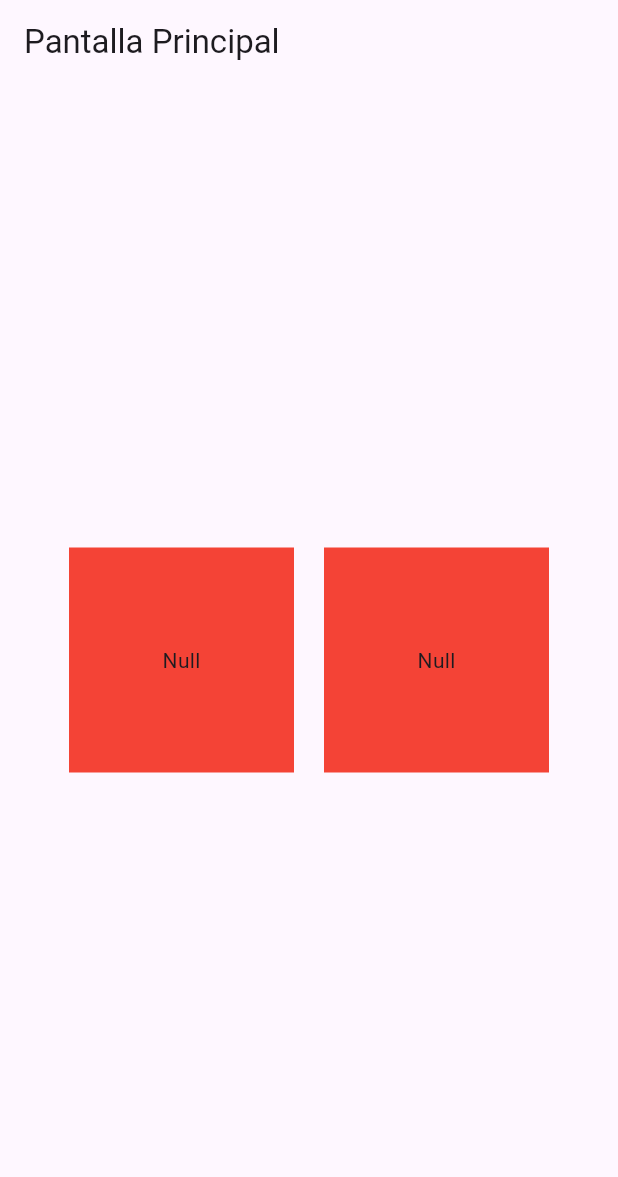
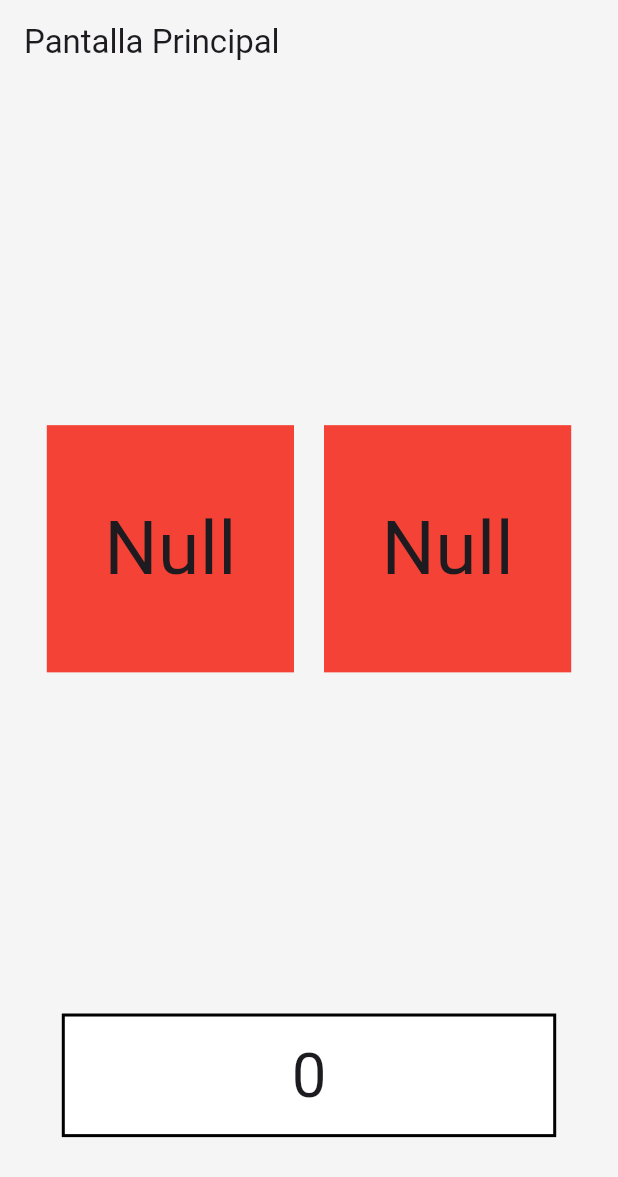
Before and after one commit to mfurniel/dados_app, a Flutter app: the screen it shows after launch, on a phone screen of 412 x 824 dp. Shown: the top 1177 px of the screen. Run offline on Flutter 3.47's test engine with Material 2 defaults, Android fonts, the phone set to English and light mode, and no system bars.

Commit message:
primer avance deacuerdo al diseño, pantalla total agregada abajo y se trata de mantener la resposibidad

```diff
--- a/lib/main.dart
+++ b/lib/main.dart
@@ -12,6 +12,7 @@ class MyApp extends StatelessWidget {
   Widget build(BuildContext context) {
     return MaterialApp(
       title: 'Flutter Demo',
+      debugShowCheckedModeBanner: false,
       theme: ThemeData(
         colorScheme: ColorScheme.fromSeed(seedColor: Colors.deepPurple),
         useMaterial3: true,
--- a/lib/screens/main_screen.dart
+++ b/lib/screens/main_screen.dart
@@ -1,5 +1,7 @@
 import 'package:flutter/material.dart';
 import 'dart:math';
+
+import '../utils/colors.dart';
 
 class MainPage extends StatefulWidget {
   const MainPage({super.key});
@@ -11,13 +13,24 @@ class MainPage extends StatefulWidget {
 class _MainPageState extends State<MainPage> {
   String numDado1 = 'Null';
   String numDado2 = 'Null';
+  int total=0;
+
   @override
   Widget build(BuildContext context) {
+    var alto = MediaQuery.of(context).size.height;
+    var ancho = MediaQuery.of(context).size.width;
+
     return Scaffold(
+      backgroundColor: grisMuyClaro,
       appBar: AppBar(
+        backgroundColor: grisMuyClaro,
         title: const Text('Pantalla Principal'),
       ),
-      body: GestureDetector(
+      body: Column(
+        children: [
+          // Container(height:alto*0.2,color: Colors.blue,),
+          Expanded(
+            child: GestureDetector(
               onTap: () {
 
                 Random random = Random();
@@ -26,7 +39,7 @@ class _MainPageState extends State<MainPage> {
 
                 numDado1 = randomNumberDado1.toString();
                 numDado2 = randomNumberDado2.toString();
-
+                total= randomNumberDado1+randomNumberDado2;
                 setState(() {});
 
               },
@@ -35,24 +48,61 @@ class _MainPageState extends State<MainPage> {
                   mainAxisAlignment: MainAxisAlignment.center,
                   children: [
                     Container(
-                height: 150,
-                width: 150,
+                      height: ancho*0.4,
+                      width: ancho*0.4,
                       decoration: const BoxDecoration(color: Colors.red),
-                child: Center(child: Text(numDado1)),
+                      child: Center(
+                        child: Text(
+                          numDado1,
+                          style:TextStyle(
+                            fontSize: 50,
+                          )
+                        )
+                      ),
                     ),
                     const SizedBox(
                       width: 20,
                     ),
                      Container(
-                height: 150,
-                width: 150,
+                      height: ancho*0.40,
+                      width: ancho*0.40,
                       decoration: const BoxDecoration(color: Colors.red),
-                child: Center(child: Text(numDado2)),
+                      child: Center(
+                        child: Text(
+                          numDado2,
+                          style: TextStyle(
+                            fontSize: 50),
+                          )
+                        ),
                     ),
                   ],
                 ),
               ),
             ),
+          ),
+          Center(
+            child:Container(
+              height: alto*0.1,
+              width: ancho*0.8,
+              decoration: BoxDecoration(
+                color: blancoPuro,
+                border: Border.all(
+                  color: negroAbsoluto,
+                  width: 2.0),
+              ),
+              child: Center(
+                child: Text(
+                  total.toString(),
+                  style: TextStyle(
+                    fontSize: alto*0.05
+                  ),
+                )
+              ),
+              margin: EdgeInsets.only(bottom: alto*0.08),
+            )
+          ),
+        ],
+      ),
     );
   }
 }
--- /dev/null
+++ b/lib/utils/colors.dart
@@ -0,0 +1,10 @@
+import 'package:flutter/material.dart';
+
+const blancoPuro = Color.fromARGB(255, 255, 255, 255);
+const grisMuyClaro = Color.fromARGB(255, 245, 245, 245);
+const grisClaro = Color.fromARGB(255, 242, 242, 242);
+const grisMedioClaro = Color.fromARGB(255, 204, 204, 204);
+const grisMedio = Color.fromARGB(255, 153, 153, 153);
+const grisMedioOscuro = Color.fromARGB(255, 102, 102, 102);
+const grisOscuro = Color.fromARGB(255, 51, 51, 51);
+const negroAbsoluto = Color.fromARGB(255, 0, 0, 0);
```
Lines whose indentation alone changed are shown as unchanged.
